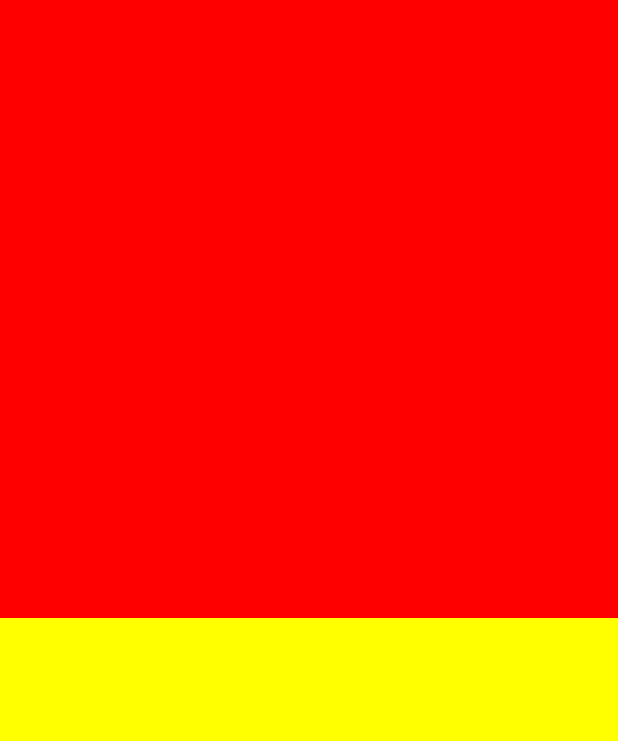
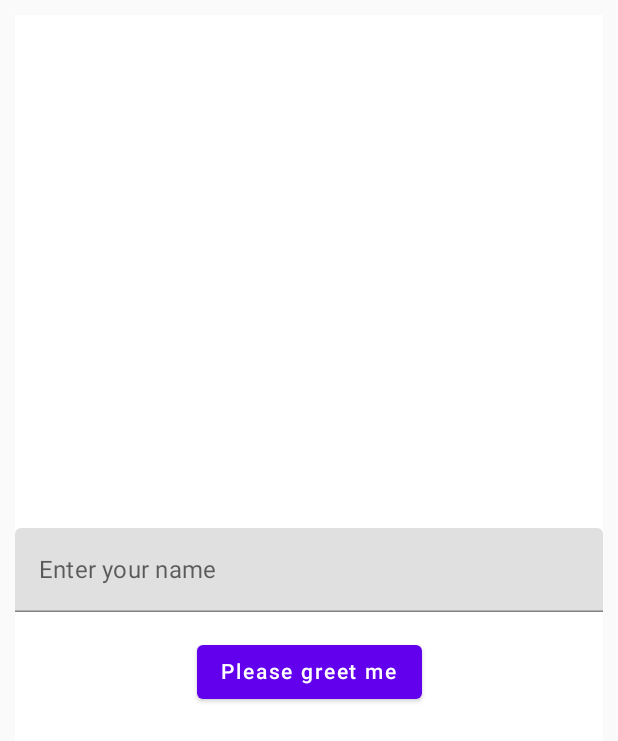
Before and after one commit to fcenesiz/compose-practices, an Android app built with Jetpack Compose: the screen it shows after launch (MainActivity), on a phone screen of 412 x 824 dp. Shown: the top 741 px of the screen. Run offline under Robolectric (Android 15) with nearby library versions, the phone set to English and light mode, and no system bars.

Commit message:
textField, button, showing snackbar

```diff
--- a/app/src/main/java/com/fcenesiz/compose_practices/MainActivity.kt
+++ b/app/src/main/java/com/fcenesiz/compose_practices/MainActivity.kt
@@ -24,7 +24,7 @@ class MainActivity : ComponentActivity() {
     override fun onCreate(savedInstanceState: Bundle?) {
         super.onCreate(savedInstanceState)
         setContent {
-            ContentStateExample()
+            ContentTextfieldButtonSnackbar()
         }
     }
 }
--- /dev/null
+++ b/app/src/main/java/com/fcenesiz/compose_practices/TextfieldButtonSnackbar.kt
@@ -0,0 +1,64 @@
+package com.fcenesiz.compose_practices
+
+import android.annotation.SuppressLint
+import androidx.compose.foundation.layout.*
+import androidx.compose.material.*
+import androidx.compose.runtime.Composable
+import androidx.compose.runtime.mutableStateOf
+import androidx.compose.runtime.*
+import androidx.compose.ui.Alignment
+import androidx.compose.ui.Modifier
+import androidx.compose.ui.unit.dp
+import kotlinx.coroutines.launch
+
+@Composable
+fun ContentTextfieldButtonSnackbar() {
+    ExampleTBS()
+}
+
+//SuppressLint("UnusedMaterialScaffoldPaddingParameter")
+@Composable
+fun ExampleTBS() {
+    // default state for scaffold
+    val scaffoldState = rememberScaffoldState()
+    var textFieldState by remember {
+        mutableStateOf("")
+    }
+    val scope = rememberCoroutineScope()
+
+    Scaffold(
+        modifier = Modifier
+            .fillMaxSize()
+            .padding(10.dp),
+        scaffoldState = scaffoldState,
+    ) { paddingValues ->
+        Column(
+            horizontalAlignment = Alignment.CenterHorizontally,
+            verticalArrangement = Arrangement.Center,
+            modifier = Modifier
+                .fillMaxSize()
+                .padding(bottom = paddingValues.calculateBottomPadding())
+        ) {
+            TextField(
+                value = textFieldState,
+                onValueChange = {
+                    textFieldState = it
+                },
+                label = {
+                    Text(text = "Enter your name")
+                },
+                singleLine = true,
+                modifier = Modifier.fillMaxWidth()
+            )
+            Spacer(modifier = Modifier.height(16.dp))
+            Button(onClick = {
+                scope.launch {
+                    scaffoldState.snackbarHostState
+                        .showSnackbar(message = "Hello $textFieldState")
+                }
+            }) {
+                Text(text = "Please greet me")
+            }
+        }
+    }
+}
```
